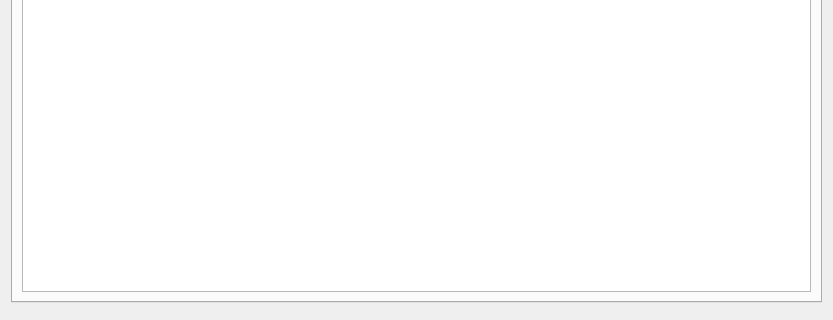
Above: sen2cor_adapter_dialog_base.ui from MathisRD/sen2cor_adapter before the change; both pictures show x 0 to 833 and y 247 to 567 of the 833 by 567 pixel window. Below: the same form after it.
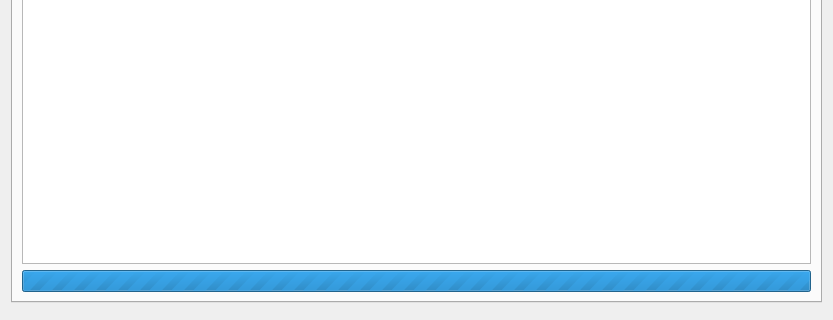
That is the form after the change. The open tabs and pages were chosen to show the change. Custom widgets are drawn as their Qt base class.

What changed in the file:
```diff
--- a/sen2cor_adapter_dialog_base.ui
+++ b/sen2cor_adapter_dialog_base.ui
@@ -543,6 +543,22 @@
        <item row="0" column="0">
         <widget class="QPlainTextEdit" name="consoleArea"/>
        </item>
+       <item row="1" column="0">
+        <widget class="QProgressBar" name="progressBar">
+         <property name="maximum">
+          <number>0</number>
+         </property>
+         <property name="value">
+          <number>0</number>
+         </property>
+         <property name="alignment">
+          <set>Qt::AlignCenter</set>
+         </property>
+         <property name="textVisible">
+          <bool>false</bool>
+         </property>
+        </widget>
+       </item>
       </layout>
      </widget>
     </widget>
```
Left out of the diff: 4 changed lines with no effect on the pictures.
